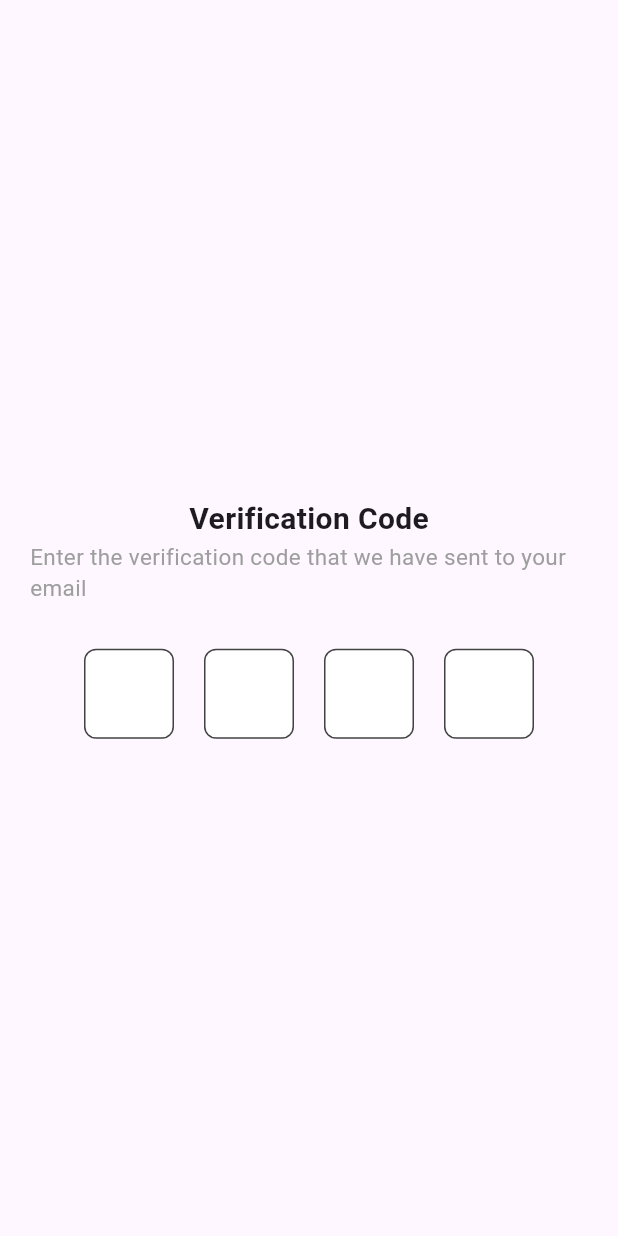
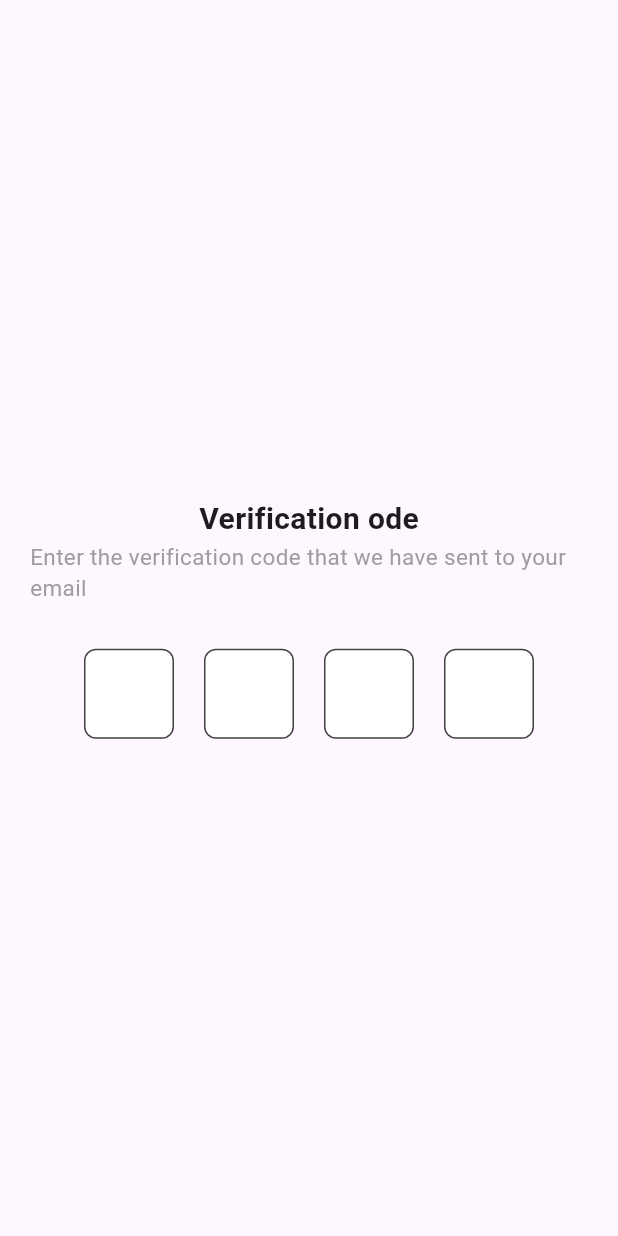
Before and after one commit to Maha6468/vuku_project_3, a Flutter app: the screen it shows after launch, on a phone screen of 412 x 824 dp. Run offline on Flutter 3.47's test engine with Material 3 defaults, Android fonts, the phone set to English and light mode, and no system bars; drawn by our look-alikes of pinput.

Commit message:
last update

```diff
--- a/lib/Screens/Sign Up Flow/verification.dart
+++ b/lib/Screens/Sign Up Flow/verification.dart
@@ -40,7 +40,7 @@ class _Verification_codeState extends State<Verification_code> {
             mainAxisAlignment: MainAxisAlignment.center,
             crossAxisAlignment: CrossAxisAlignment.center,
             children: [
-              Text("Verification Code",style: TextStyle(fontSize: 20,fontWeight: FontWeight.bold),),
+              Text("Verification ode",style: TextStyle(fontSize: 20,fontWeight: FontWeight.bold),),
             Text("Enter the verification code that we have sent to your email",style: TextStyle(color: Colors.grey,fontSize: 15),),
               SizedBox(height: 30,),
               Center(
```
